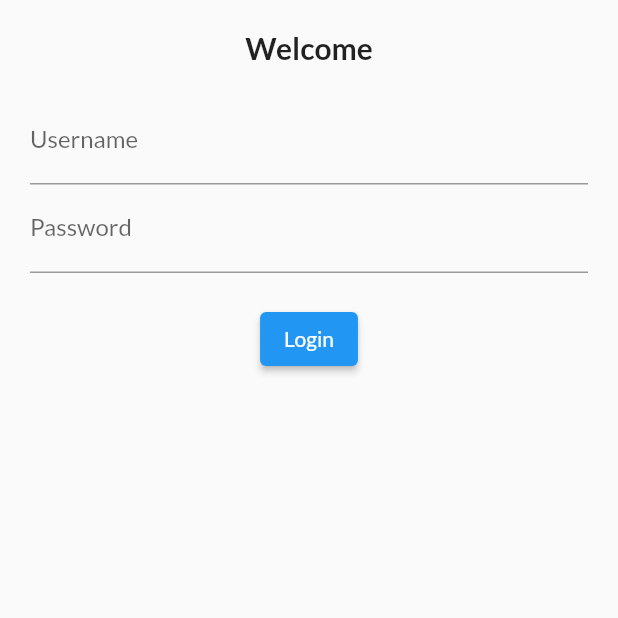
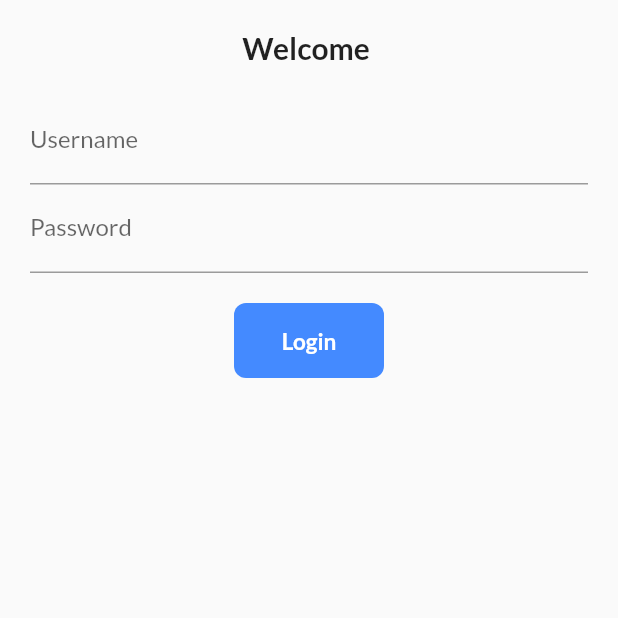
Before and after one commit to ankitpok/fluuter-new, a Flutter app: the screen it shows after launch, on a phone screen of 412 x 824 dp, the top half of it. Run offline on Flutter 3.47's test engine with Material 2 defaults, Android fonts, the light colour scheme and no system bars; our stand-ins replace google_fonts.

Commit message:
day 3 completed

```diff
--- a/lib/main.dart
+++ b/lib/main.dart
@@ -1,3 +1,4 @@
+import 'package:frustrate_learn/pages/homepage.dart';
 import 'package:frustrate_learn/pages/loginpage.dart';
 import 'package:flutter/material.dart';
 import 'package:google_fonts/google_fonts.dart';
@@ -22,6 +23,7 @@ class MyApp extends StatelessWidget {
       routes: {
         "/":(context) => const LogIn(),
         "/Login":(context) => const LogIn(),
+        "/homepage":(context) => const HomePage()
       },
     );
   }
--- a/lib/pages/loginpage.dart
+++ b/lib/pages/loginpage.dart
@@ -1,17 +1,27 @@
 
 import 'package:flutter/material.dart';
+// ignore: unused_import
 import 'package:google_fonts/google_fonts.dart';
-class LogIn extends StatelessWidget {
+
+
+class LogIn extends StatefulWidget {
   const LogIn({super.key});
 
+  @override
+  State<LogIn> createState() => _LogInState();
+}
+
+class _LogInState extends State<LogIn> {
+  String name = "";
+  bool changeButton = false;
   @override
   Widget build(BuildContext context) {
     return  Material(
       child: Column(
         children: [
           const SizedBox(height: 20,),
-          const Text("Welcome",
-            style: TextStyle(
+           Text("Welcome $name",
+            style:const TextStyle(
               fontSize: 20,
               fontWeight: FontWeight.bold
             ),
@@ -19,11 +29,17 @@ class LogIn extends StatelessWidget {
           Padding(
             padding: const EdgeInsets.symmetric(vertical: 20,horizontal: 20),
             child: Column(children:  [
-              const TextField(
-                decoration:InputDecoration(
+               TextFormField(
+                decoration:const InputDecoration(
                   hintText: "Enter username",
                   label: Text("Username"),
                 ) ,
+                onChanged: (value){
+                  name =value;
+                  setState(() {
+
+                  });
+                },
               ),
               const TextField(
                 obscureText: true,
@@ -33,10 +49,45 @@ class LogIn extends StatelessWidget {
                 ) ,
               ),
               const SizedBox(height: 20,),
-              ElevatedButton(
-                onPressed: () {},
-                style: TextButton.styleFrom(),
-                 child: const Text("Login"))
+              InkWell(
+                onTap: () async{
+
+                  setState(() {
+                    changeButton= true;
+                  });
+                  await Future.delayed(const Duration(seconds: 1));
+                    Navigator.pushNamed(context, "/homepage");
+
+                },
+                child: AnimatedContainer(
+                  height: 50,
+                  width: changeButton? 50 :100,
+                  duration: const Duration(seconds: 1),
+
+                  alignment: Alignment.center,
+                  decoration: BoxDecoration(
+                    color: Colors.blueAccent,
+                    borderRadius: BorderRadius.circular(changeButton?100:8),
+                    //shape: changeButton?BoxShape.circle:BoxShape.rectangle,
+                  ),
+                  child:
+                   changeButton?const Icon(Icons.done, color:Colors.white):const Text("Login",
+                    style: TextStyle(
+                      color: Colors.white,
+                      fontSize: 15,
+                      fontWeight: FontWeight.bold,
+                    ),),
+
+
+
+                  ),
+              )
+              //ElevatedButton(
+              //  onPressed: () {
+              //    Navigator.pushNamed(context, "/homepage");
+              //  },
+              //  style: TextButton.styleFrom(),
+              //   child: const Text("Login"))
             ],),
           )
         ]
```
